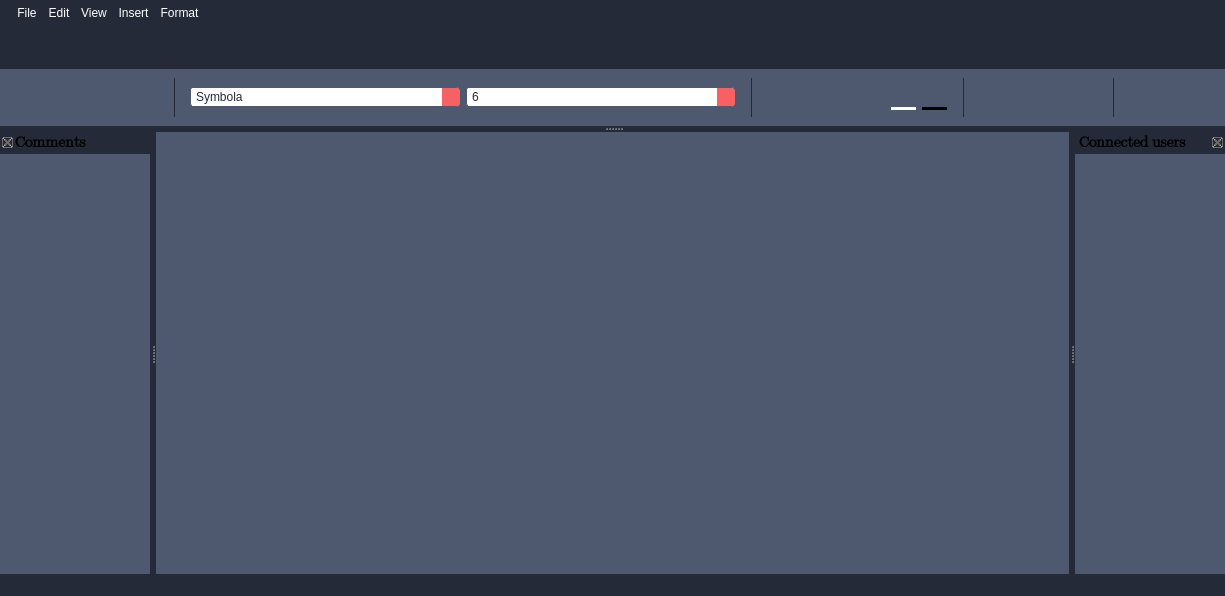
The window that src/client/gui/ui/texteditor.ui (aleoli/Shared-Editor) describes before a commit, drawn with Qt 5.
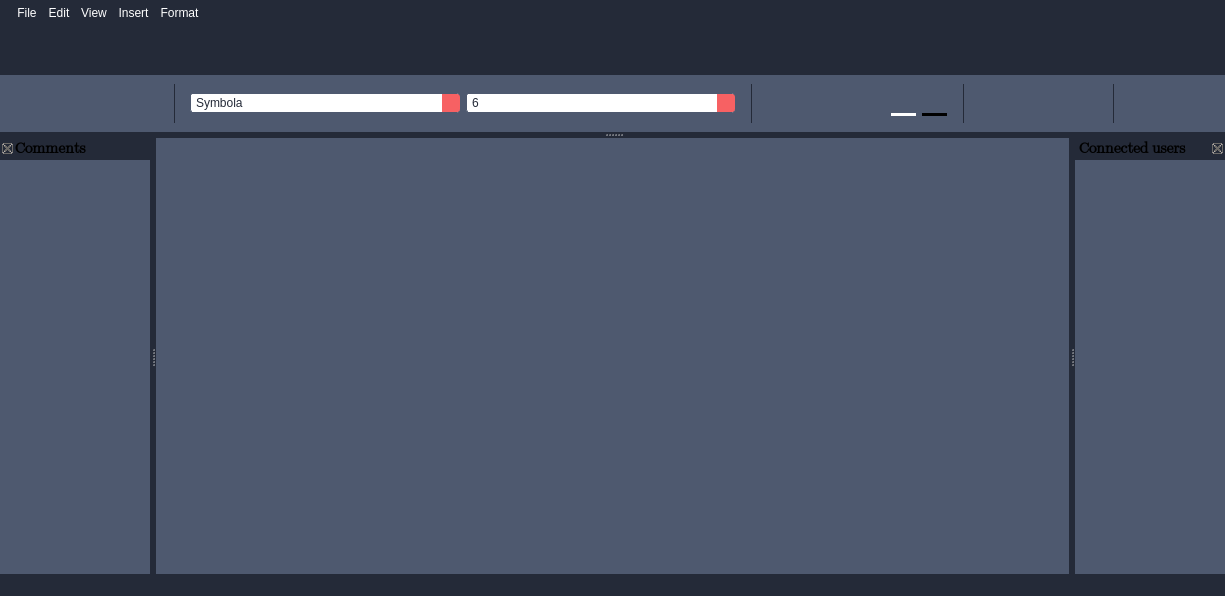
The same window after the commit. Icons and pictures are not drawn.

Commit message: corretto dimensioni widget

The edit to the form file:
```diff
--- a/src/client/gui/ui/texteditor.ui
+++ b/src/client/gui/ui/texteditor.ui
@@ -28,19 +28,19 @@
      <x>0</x>
      <y>0</y>
      <width>1225</width>
-     <height>50</height>
+     <height>56</height>
     </rect>
    </property>
    <property name="minimumSize">
     <size>
      <width>0</width>
-     <height>50</height>
+     <height>56</height>
     </size>
    </property>
    <property name="maximumSize">
     <size>
      <width>16777215</width>
-     <height>16777215</height>
+     <height>56</height>
     </size>
    </property>
    <property name="layoutDirection">
```
The commit also changes 1 other file.
